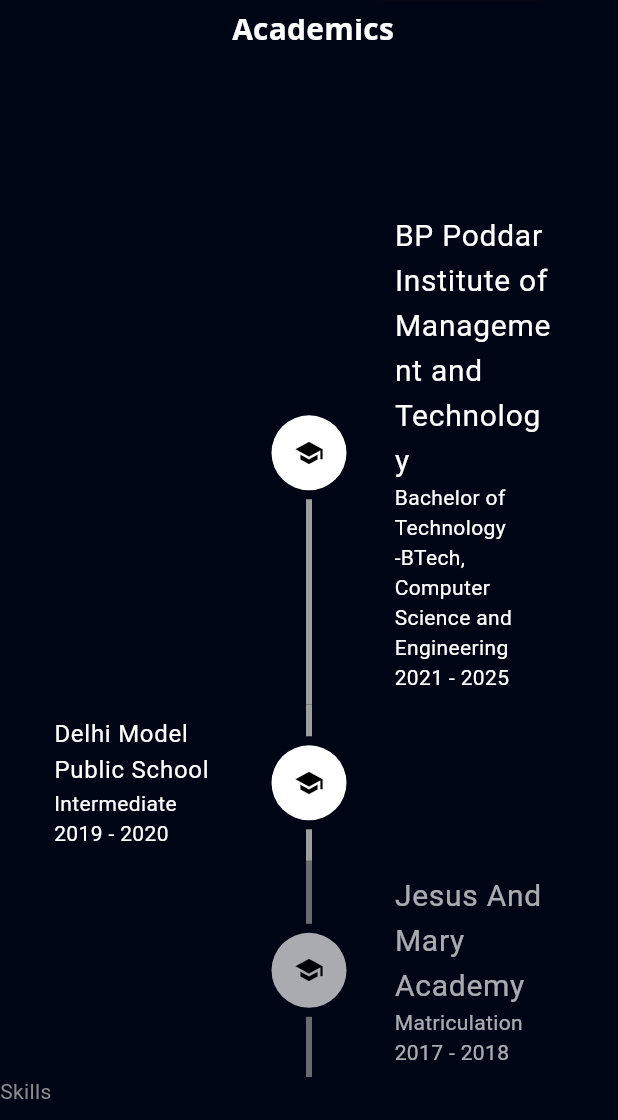
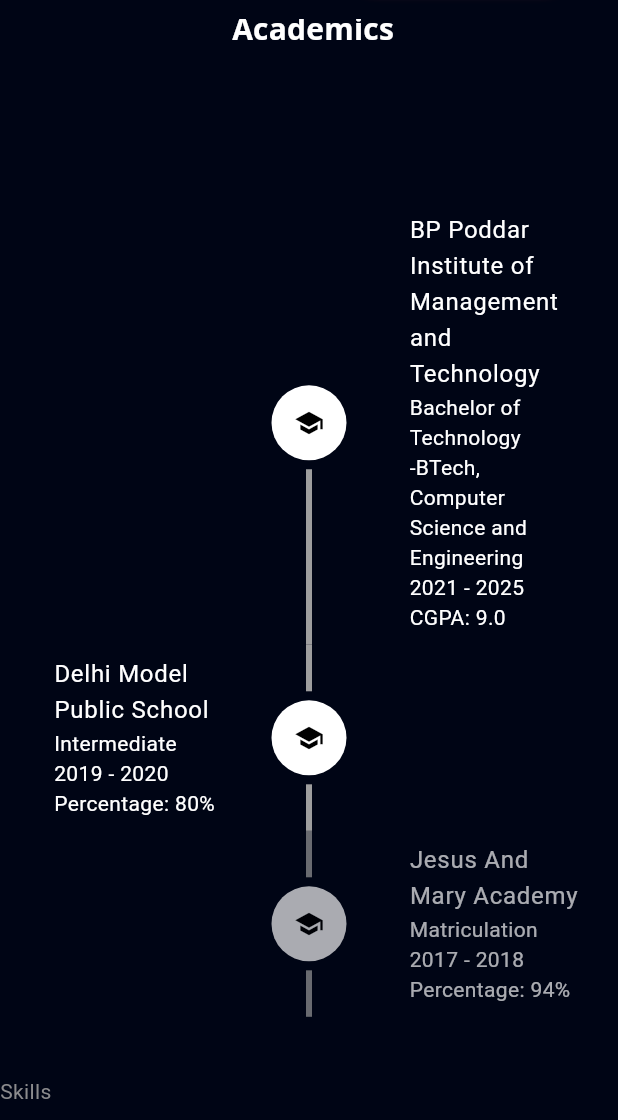
Before and after one commit to Naincy04/My-Portfolio-App, a Flutter app: the screen it shows after launch, scrolled down 1728 dp, on a phone screen of 412 x 824 dp, the part 116-1236 px from its top. Run offline on Flutter 3.47's test engine with Material 3 defaults, Android fonts, the phone set to English and light mode, and no system bars; our stand-ins replace flutter_svg, font_awesome_flutter, get, google_fonts, photo_view.

Commit message:
Academics page

```diff
--- a/lib/academics/academics.dart
+++ b/lib/academics/academics.dart
@@ -1,20 +1,20 @@
 import 'package:flutter/material.dart';
 import 'package:flutter_portfolio/academics/animated_timeline_item.dart';
 import 'package:flutter_portfolio/res/constants.dart';
-import 'package:flutter_portfolio/view%20model/responsive.dart';
-import 'package:flutter_portfolio/view/intro/components/animated_texts_componenets.dart';
 import 'package:flutter_portfolio/view/projects/components/title_text.dart';
-import 'dart:math';
 
 class AcademicDetail {
   final String degree;
   final String institution;
   final String duration;
+  final String grade;
 
-  AcademicDetail(
-      {required this.degree,
-      required this.institution,
-      required this.duration});
+  AcademicDetail({
+    required this.grade,
+    required this.degree,
+    required this.institution,
+    required this.duration,
+  });
 }
 
 class Academics extends StatelessWidget {
@@ -24,16 +24,19 @@ class Academics extends StatelessWidget {
       degree:
           'Bachelor of Technology -BTech, \nComputer Science and Engineering',
       duration: '2021 - 2025',
+      grade: 'CGPA: 9.0',
     ),
     AcademicDetail(
       institution: 'Delhi Model Public School',
       degree: 'Intermediate',
       duration: '2019 - 2020',
+      grade: 'Percentage: 80%',
     ),
     AcademicDetail(
       institution: 'Jesus And Mary Academy',
       degree: 'Matriculation',
       duration: '2017 - 2018',
+      grade: 'Percentage: 94%',
     ),
     // Add more academic details as needed
   ];
@@ -60,6 +63,8 @@ class Academics extends StatelessWidget {
               );
             },
           ),
+          const SizedBox(height: defaultPadding * 5),
+          Text("Image"),
         ],
       ),
     );
--- a/lib/academics/animated_timeline_item.dart
+++ b/lib/academics/animated_timeline_item.dart
@@ -3,15 +3,13 @@ import 'package:flutter_portfolio/academics/academics.dart';
 import 'package:flutter_portfolio/academics/src/style.dart';
 import 'package:flutter_portfolio/academics/src/tile.dart';
 import 'package:flutter_portfolio/academics/timeline_item.dart';
-import 'package:flutter_portfolio/res/constants.dart';
-import 'package:flutter_portfolio/view%20model/responsive.dart';
 
 class AnimatedTimelineItem extends StatefulWidget {
   final AcademicDetail academicDetail;
   final Duration delay;
   final int index;
 
-  AnimatedTimelineItem(
+  const AnimatedTimelineItem(
       {required this.academicDetail, required this.delay, required this.index});
 
   @override
--- a/lib/academics/timeline_item.dart
+++ b/lib/academics/timeline_item.dart
@@ -16,41 +16,57 @@ class TimelineItem extends StatelessWidget {
         title: index.isOdd
             ? Responsive.isDesktop(context)
                 ? Padding(
-                  padding: const EdgeInsets.only(left: defaultPadding * 32),
+                    padding: const EdgeInsets.only(left: defaultPadding * 28),
                     child: Text(academicDetail.institution,
-                      style: TextStyle(fontSize: 20)),
+                        style: TextStyle(fontSize: 24)),
                   )
                 : Padding(
                     padding: const EdgeInsets.only(left: defaultPadding),
                     child: Text(academicDetail.institution),
                   )
-          : Padding(
+            : Responsive.isDesktop(context)
+                ? Padding(
                     padding: const EdgeInsets.only(
                         right: defaultPadding, left: defaultPadding / 2),
                     child: Text(academicDetail.institution,
-                  style: TextStyle(fontSize: 20)),
+                        style: TextStyle(fontSize: 24)),
+                  )
+                : Padding(
+                    padding: const EdgeInsets.only(left: defaultPadding),
+                    child: Text(academicDetail.institution),
                   ),
-
         subtitle: index.isOdd
             ? Responsive.isDesktop(context)
                 ? Padding(
-                  padding: const EdgeInsets.only(left: defaultPadding * 32),
+                    padding: const EdgeInsets.only(left: defaultPadding * 28),
                     child: Text(
-                    '${academicDetail.degree}\n${academicDetail.duration}',
+                      '${academicDetail.degree}\n${academicDetail.duration}\n${academicDetail.grade}',
+                      style:
+                          TextStyle(fontSize: 18, fontWeight: FontWeight.w500),
                     ),
                   )
                 : Padding(
                     padding: const EdgeInsets.only(left: defaultPadding),
                     child: Text(
-                      '${academicDetail.degree}\n${academicDetail.duration}'),
+                      '${academicDetail.degree}\n${academicDetail.duration}\n${academicDetail.grade}',
+                    ),
                   )
-          : Padding(
+            : Responsive.isDesktop(context)
+                ? Padding(
                     padding: const EdgeInsets.only(
                         right: defaultPadding, left: defaultPadding / 2),
                     child: Text(
-                '${academicDetail.degree}\n${academicDetail.duration}',
+                      '${academicDetail.degree}\n${academicDetail.duration}\n${academicDetail.grade}',
+                      style:
+                          TextStyle(fontSize: 18, fontWeight: FontWeight.w500),
                     ),
+                  )
+                : Padding(
+                    padding: const EdgeInsets.only(left: defaultPadding),
+                    child: Text(
+                      '${academicDetail.degree}\n${academicDetail.duration}\n${academicDetail.grade}',
                     ),
+                  )
         // leading: const Icon(Icons.school),
         );
   }
```
Lines whose indentation alone changed are shown as unchanged.
